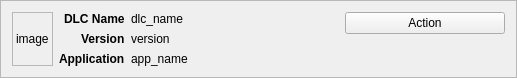
This is rare/ui/components/tabs/games/game_info/game_dlc_widget.ui in RareDevs/Rare as Qt 5 draws it before an edit. The edited form follows.
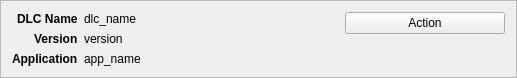
This is the edited form.

Commit message:
Add ImageWidget and LibraryWidget from #196
Add the Image and Library widgets from #196. In this iteration they replace the image `QLabel` in the existing widgets.

The `PaintWidget` in the `InstallingWidget` has been replaced by the future `LibraryWidget` that has progress indication.

The `ImageWidget` was also used to replace the image `QLabel` in `GameInfo` and `GameDlc` widgets.

```diff
--- a/rare/ui/components/tabs/games/game_info/game_dlc_widget.ui
+++ b/rare/ui/components/tabs/games/game_info/game_dlc_widget.ui
@@ -25,20 +25,7 @@
   <property name="frameShadow">
    <enum>QFrame::Plain</enum>
   </property>
-  <layout class="QHBoxLayout" name="dlc_layout" stretch="0,0,1,0">
-   <item>
-    <widget class="QLabel" name="image">
-     <property name="frameShape">
-      <enum>QFrame::StyledPanel</enum>
-     </property>
-     <property name="frameShadow">
-      <enum>QFrame::Plain</enum>
-     </property>
-     <property name="text">
-      <string notr="true">image</string>
-     </property>
-    </widget>
-   </item>
+  <layout class="QHBoxLayout" name="dlc_layout" stretch="0,1,0">
    <item>
     <widget class="QWidget" name="dlc_info" native="true">
      <layout class="QFormLayout" name="dlc_info_layout">
```
The commit also changes 13 other files.
